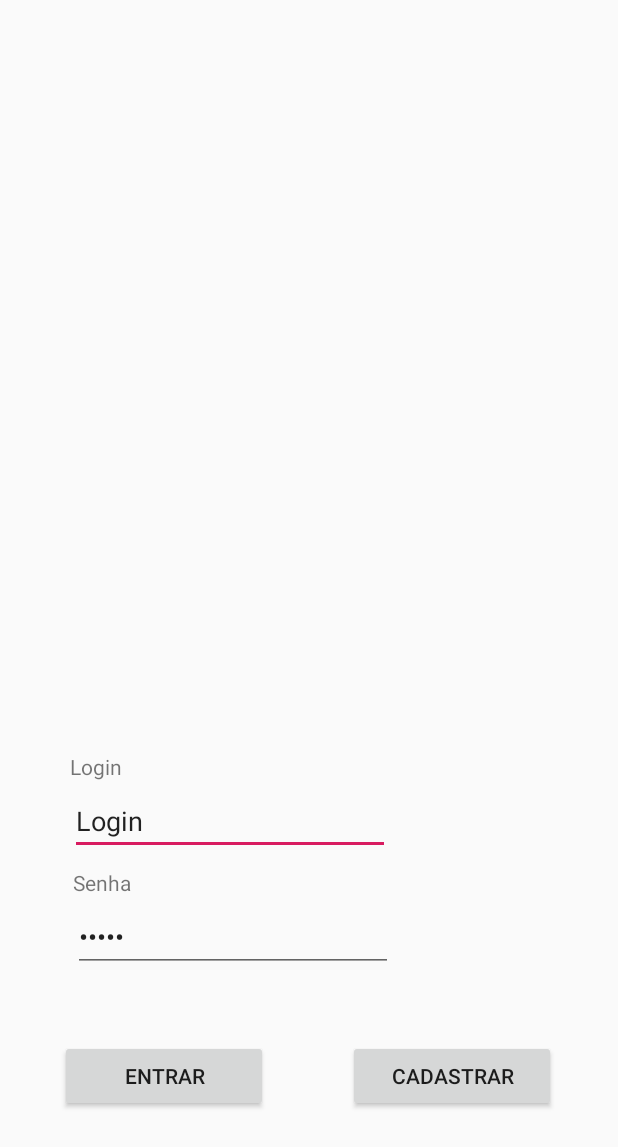
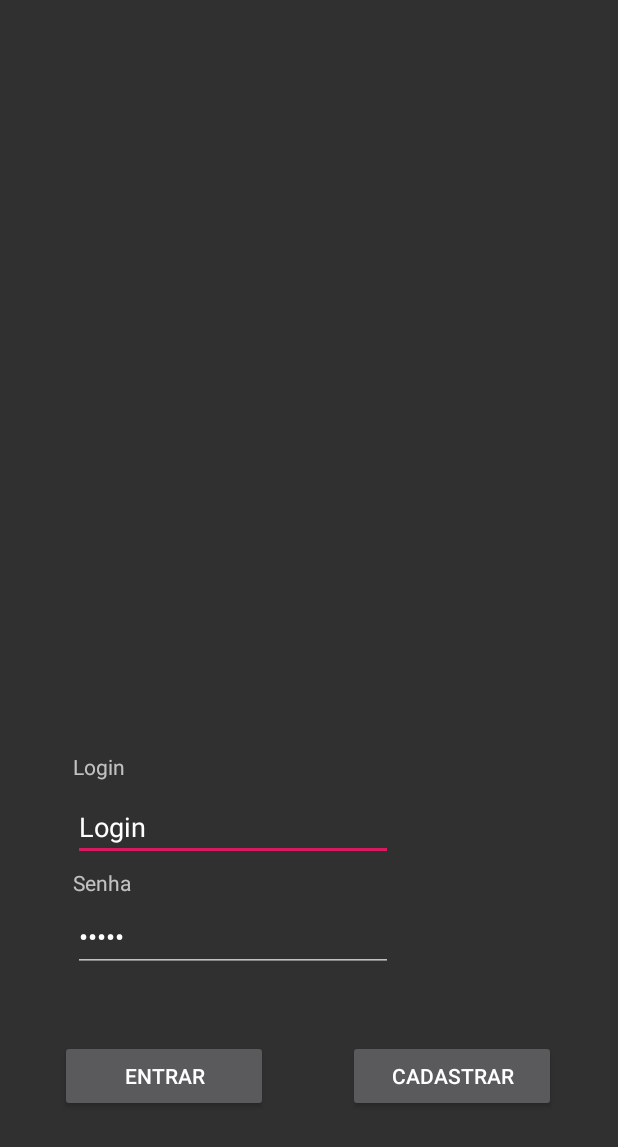
Before and after one commit to ThomDumont/Projeto-ChopinList, an Android app: the layout activity_login.xml on its own in the app's theme, with its tools: preview values and no code run, on a phone screen of 412 x 824 dp. Shown: the top 1147 px of the screen. Run offline under Robolectric (Android 15) with nearby library versions, the phone set to English and light mode, and no system bars.

Commit message:
arrumado o tema

```diff
--- a/appChopinsList/app/src/main/res/layout/activity_login.xml
+++ b/appChopinsList/app/src/main/res/layout/activity_login.xml
@@ -12,13 +12,13 @@
         android:layout_height="wrap_content"
         android:layout_marginEnd="8dp"
         android:layout_marginRight="8dp"
-        android:layout_marginBottom="32dp"
+        android:layout_marginBottom="28dp"
         android:ems="10"
         android:inputType="textPersonName"
         android:text="@string/txt_login"
         app:layout_constraintBottom_toTopOf="@+id/camp_senha"
         app:layout_constraintEnd_toEndOf="@+id/camp_senha"
-        app:layout_constraintHorizontal_bias="0.25"
+        app:layout_constraintHorizontal_bias="0.0"
         app:layout_constraintStart_toStartOf="@+id/camp_senha" />
 
     <EditText
@@ -71,7 +71,7 @@
         android:id="@+id/textView"
         android:layout_width="wrap_content"
         android:layout_height="wrap_content"
-        android:layout_marginBottom="4dp"
+        android:layout_marginBottom="8dp"
         android:text="@string/txt_login"
         app:layout_constraintBottom_toTopOf="@+id/camp_login"
         app:layout_constraintEnd_toEndOf="@+id/camp_login"
--- a/appChopinsList/app/src/main/res/values/colors.xml
+++ b/appChopinsList/app/src/main/res/values/colors.xml
@@ -1,6 +1,6 @@
 <?xml version="1.0" encoding="utf-8"?>
 <resources>
     <color name="colorPrimary">#008577</color>
-    <color name="colorPrimaryDark">#00574B</color>
+    <color name="colorPrimaryDark">#2e2e2e</color>
     <color name="colorAccent">#D81B60</color>
 </resources>
--- a/appChopinsList/app/src/main/res/values/styles.xml
+++ b/appChopinsList/app/src/main/res/values/styles.xml
@@ -1,7 +1,7 @@
 <resources>
 
     <!-- Base application theme. -->
-    <style name="AppTheme" parent="Theme.AppCompat.Light.DarkActionBar">
+    <style name="AppTheme" parent="Theme.AppCompat.NoActionBar">
         <!-- Customize your theme here. -->
         <item name="colorPrimary">@color/colorPrimary</item>
         <item name="colorPrimaryDark">@color/colorPrimaryDark</item>
```
